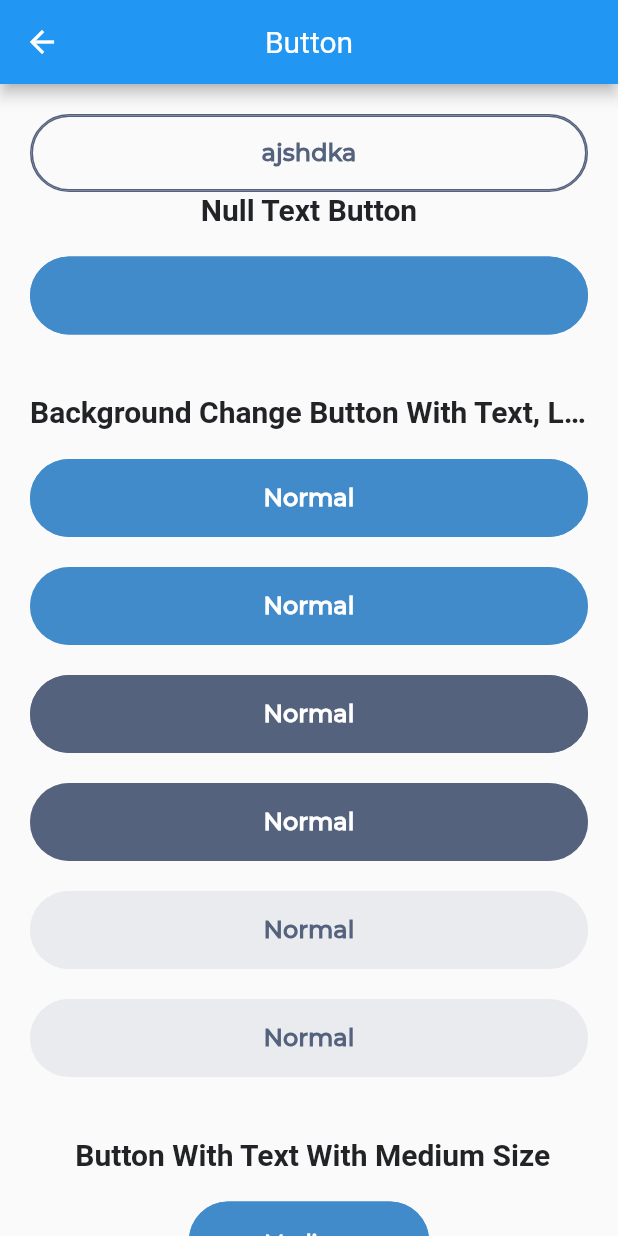
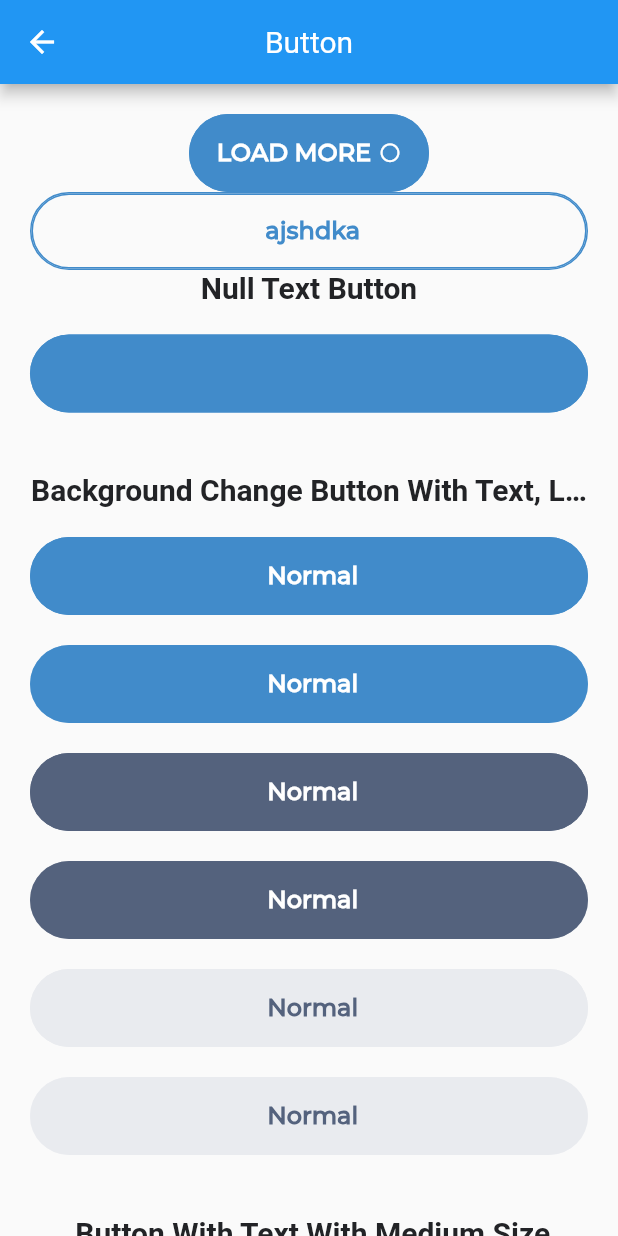
Before and after one commit to aajay-logiciel/ajayjp, a Flutter app: the ButtonClass screen opened directly, on a phone screen of 412 x 824 dp. Run offline on Flutter 3.47's test engine with Material 2 defaults, Android fonts, the phone set to English and light mode, and no system bars; our stand-ins replace get.

```diff
--- a/lib/button_class.dart
+++ b/lib/button_class.dart
@@ -1,6 +1,7 @@
 import 'package:flutter/material.dart';
 import 'package:jp_ui_kit/Button/color_type.dart';
 import 'package:jp_ui_kit/Button/size.dart';
+import 'package:jp_ui_kit/CommonFiles/icon_position.dart';
 import 'package:jp_ui_kit/Text/fontweight.dart';
 import 'package:jp_ui_kit/jp_ui_kit.dart';
 
@@ -24,9 +25,14 @@ class ButtonClass extends StatelessWidget {
             child: Column(
               children: [
                 const JPButton(
+                  iconData: Icons.circle_outlined,
+                  iconPosition: JPIconPosition.end,
+                  size: JPButtonSize.large,
+                  text: 'LOAD MORE',
+                ),
+                const JPButton(
                   text: 'ajshdka',
                   type: JPButtonType.outline,
-                  borderColor: JPButtonColorType.tertiary,
                 ),
                 text('Null Text Button'),
                 space(),
@@ -37,34 +43,34 @@ class ButtonClass extends StatelessWidget {
                 space(),
                 const JPButton(
                   text: ("Normal"),
-                  backgroundColor: JPButtonColorType.primary,
+                  colorType: JPButtonColorType.primary,
                 ),
                 space(),
                 const JPButton(
                   text: ("Normal"),
-                  backgroundColor: JPButtonColorType.primary,
+                  colorType: JPButtonColorType.primary,
                   disabled: true,
                 ),
                 space(),
                 const JPButton(
                   text: ("Normal"),
-                  backgroundColor: JPButtonColorType.tertiary,
+                  colorType: JPButtonColorType.tertiary,
                 ),
                 space(),
                 const JPButton(
                   text: ("Normal"),
-                  backgroundColor: JPButtonColorType.tertiary,
+                  colorType: JPButtonColorType.tertiary,
                   disabled: true,
                 ),
                 space(),
                 const JPButton(
                   text: ("Normal"),
-                  backgroundColor: JPButtonColorType.lightGray,
+                  colorType: JPButtonColorType.lightGray,
                 ),
                 space(),
                 const JPButton(
                   text: ("Normal"),
-                  backgroundColor: JPButtonColorType.lightGray,
+                  colorType: JPButtonColorType.lightGray,
                   disabled: true,
                 ),
                 space(),
@@ -79,13 +85,13 @@ class ButtonClass extends StatelessWidget {
                 const JPButton(
                   text: "Medium",
                   size: JPButtonSize.medium,
-                  backgroundColor: JPButtonColorType.tertiary,
+                  colorType: JPButtonColorType.tertiary,
                 ),
                 space(),
                 const JPButton(
                   text: "Medium",
                   size: JPButtonSize.medium,
-                  backgroundColor: JPButtonColorType.lightGray,
+                  colorType: JPButtonColorType.lightGray,
                 ),
                 space(),
                 space(),
@@ -101,13 +107,13 @@ class ButtonClass extends StatelessWidget {
                     const JPButton(
                       text: "Small",
                       size: JPButtonSize.small,
-                      backgroundColor: JPButtonColorType.tertiary,
+                      colorType: JPButtonColorType.tertiary,
                     ),
                     space(),
                     const JPButton(
                       text: "Small",
                       size: JPButtonSize.small,
-                      backgroundColor: JPButtonColorType.lightGray,
+                      colorType: JPButtonColorType.lightGray,
                     ),
                   ],
                 ),
@@ -124,14 +130,14 @@ class ButtonClass extends StatelessWidget {
                   iconData: Icons.add,
                   text: "Medium",
                   size: JPButtonSize.medium,
-                  backgroundColor: JPButtonColorType.tertiary,
+                  colorType: JPButtonColorType.tertiary,
                 ),
                 space(),
                 const JPButton(
                   iconData: Icons.add,
                   text: "Medium With Icon",
                   size: JPButtonSize.mediumWithIcon,
-                  backgroundColor: JPButtonColorType.tertiary,
+                  colorType: JPButtonColorType.tertiary,
                 ),
                 space(),
                 space(),
@@ -142,14 +148,14 @@ class ButtonClass extends StatelessWidget {
                     const JPButton(
                       text: "Small",
                       size: JPButtonSize.small,
-                      borderColor: JPButtonColorType.tertiary,
+                      colorType: JPButtonColorType.tertiary,
                     ),
                     space(),
                     const JPButton(
                       text: "Small",
                       textColor: JPColor.warning,
                       size: JPButtonSize.small,
-                      borderColor: JPButtonColorType.primary,
+                      colorType: JPButtonColorType.primary,
                     ),
                   ],
                 ),
@@ -163,7 +169,7 @@ class ButtonClass extends StatelessWidget {
                 ),
                 space(),
                 const JPButton(
-                  iconData: Icons.eleven_mp,
+                  iconData: Icons.plus_one,
                   size: JPButtonSize.smallIcon,
                 )
               ],
--- a/packages/jp_ui_kit/lib/Button/index.dart
+++ b/packages/jp_ui_kit/lib/Button/index.dart
@@ -11,25 +11,24 @@ import 'radius.dart';
 class JPButton extends StatefulWidget {
   const JPButton({
     this.disabled = false,
-    this.backgroundColor = JPButtonColorType.primary,
+    this.colorType = JPButtonColorType.primary,
     this.onPressed,
     this.iconColor,
     this.iconData,
     this.iconPosition = JPIconPosition.start,
     this.text,
-    this.size = JPButtonSize.large,
+    this.size = JPButtonSize.flat,
     this.textColor,
     this.fontFamily = JPFontFamily.montserrat,
     this.fontWeight = JPFontWeight.bold,
     this.textSize = JPTextSize.heading3,
     this.iconSize = 15,
-    this.borderColor,
     this.type = JPButtonType.solid,
     Key? key,
   }) : super(key: key);
 
   final bool disabled;
-  final JPButtonColorType backgroundColor;
+  final JPButtonColorType colorType;
   final VoidCallback? onPressed;
   final IconData? iconData;
   final Color? iconColor;
@@ -40,7 +39,6 @@ class JPButton extends StatefulWidget {
   final JPFontFamily fontFamily;
   final JPFontWeight fontWeight;
   final JPTextSize? textSize;
-  final JPButtonColorType? borderColor;
   final double? iconSize;
   final JPButtonType? type;
 
@@ -52,7 +50,7 @@ class _JPButtonState extends State<JPButton> {
   IconData? iconData;
   Color? iconColor;
   JPButtonSize? size;
-  JPRadius? radius = JPRadius.circular;
+  JPButtonRadius? radius = JPButtonRadius.circular;
   ShapeBorder? borderShape;
   JPButtonShape? shape;
 
@@ -89,13 +87,19 @@ class _JPButtonState extends State<JPButton> {
     }
   }
 
-  getTextColor() {
-    if (widget.backgroundColor == JPButtonColorType.lightGray) {
-      return JPColor.tertiary;
-    } else if (type == JPButtonType.outline) {
-      return JPColor.tertiary;
-    } else {
-      return JPColor.white;
+  Color getTextColor() {
+    switch (widget.colorType) {
+      case JPButtonColorType.primary:
+        return widget.type == JPButtonType.outline ? JPColor.primary : JPColor.white;
+
+      case JPButtonColorType.tertiary:
+        return widget.type == JPButtonType.outline ? JPColor.tertiary : JPColor.white;
+
+      case JPButtonColorType.lightGray:
+        return widget.type == JPButtonType.outline ? JPColor.lightGray : JPColor.tertiary;
+
+      default:
+        return JPColor.white;
     }
   }
 
@@ -103,29 +107,33 @@ class _JPButtonState extends State<JPButton> {
     if (type == JPButtonType.outline) {
       return JPColor.transparent;
     }
-    switch (widget.backgroundColor) {
+
+    switch (widget.colorType) {
       case JPButtonColorType.primary:
         return JPColor.primary;
+
       case JPButtonColorType.tertiary:
         return JPColor.tertiary;
+
       case JPButtonColorType.lightGray:
         return JPColor.lightGray;
+
       default:
         return JPColor.primary;
     }
   }
 
-  getBorderColor() {
-    if (widget.borderColor == null) {
-      return JPColor.primary;
-    }
-    switch (widget.borderColor) {
+  Color getBorderColor() {
+    switch (widget.colorType) {
       case JPButtonColorType.primary:
         return JPColor.primary;
+
       case JPButtonColorType.tertiary:
         return JPColor.tertiary;
+
       case JPButtonColorType.lightGray:
         return JPColor.lightGray;
+
       default:
         return JPColor.primary;
     }
@@ -166,16 +174,22 @@ class _JPButtonState extends State<JPButton> {
 
     double getButtonWidth() {
       switch (size) {
+        case JPButtonSize.flat:
+          return MediaQuery.of(context).size.width;
+
         case JPButtonSize.large:
-          return MediaQuery.of(context).size.width;
         case JPButtonSize.medium:
           return 160.0;
+
         case JPButtonSize.small:
           return 60.0;
+
         case JPButtonSize.mediumWithIcon:
           return 120.0;
+
         case JPButtonSize.smallIcon:
-          return 30;
+          return 26;
+
         default:
           return MediaQuery.of(context).size.width;
       }
@@ -183,16 +197,22 @@ class _JPButtonState extends State<JPButton> {
 
     double getButtonHeight() {
       switch (size) {
+        case JPButtonSize.flat:
         case JPButtonSize.large:
           return 52.0;
+
         case JPButtonSize.medium:
-          return 52.0;
+          return 46.0;
+
         case JPButtonSize.small:
-          return 30;
+          return 26.0;
+
         case JPButtonSize.mediumWithIcon:
           return 32.0;
+
         case JPButtonSize.smallIcon:
-          return 30;
+          return 26;
+
         default:
           return 52.0;
       }
@@ -226,7 +246,7 @@ class _JPButtonState extends State<JPButton> {
       child: Material(
         shape: shapeBorderType,
         type: MaterialType.button,
-        color: (widget.disabled == false)
+        color: !widget.disabled
             ? getButtonColor()
             : getButtonColor().withOpacity(0.5),
         child: InkWell(
@@ -238,14 +258,7 @@ class _JPButtonState extends State<JPButton> {
               height: getButtonHeight(),
               width: getButtonWidth(),
               padding: const EdgeInsets.symmetric(horizontal: 8),
-              child: Align(
-                alignment: Alignment.center,
-                child: Center(
-                  widthFactor: 1,
-                  heightFactor: 1,
-                  child: getCenterData(),
-                ),
-              ),
+              child: getCenterData()
             ),
           ),
         ),
@@ -261,6 +274,8 @@ class _JPButtonState extends State<JPButton> {
   }
 
   Widget getIcon() {
+    if(iconData == null) return const SizedBox.shrink();
+
     return Icon(
       iconData,
       size: widget.iconSize,
@@ -269,6 +284,8 @@ class _JPButtonState extends State<JPButton> {
   }
 
   Widget getText() {
+    if(text == null) return const SizedBox.shrink();
+
     return JPText(
       text: text!,
       fontFamily: widget.fontFamily,
@@ -279,57 +296,25 @@ class _JPButtonState extends State<JPButton> {
     );
   }
 
+
   Widget getCenterData() {
-    if (iconData != null &&
-        text != null &&
-        widget.iconPosition == JPIconPosition.start) {
-      if (size == JPButtonSize.mediumWithIcon) {
-        return Row(
-          mainAxisSize: MainAxisSize.min,
-          children: [
-            Expanded(child: getText()),
-            const SizedBox(width: 8),
-            getIcon(),
-          ],
-        );
-      } else {
-        return Row(
-          mainAxisSize: MainAxisSize.min,
-          children: [
-            getText(),
-            const SizedBox(width: 8),
-            getIcon(),
-          ],
-        );
-      }
-    } else if (iconData != null &&
-        text != null &&
-        widget.iconPosition == JPIconPosition.end) {
-      if (size == JPButtonSize.mediumWithIcon) {
-        return Row(
-          mainAxisSize: MainAxisSize.min,
-          children: [
-            Expanded(child: getText()),
-            const SizedBox(width: 8),
-            getIcon(),
-          ],
-        );
-      } else {
-        return Row(
-          mainAxisSize: MainAxisSize.min,
-          children: [
-            getText(),
-            const SizedBox(width: 8),
-            getIcon(),
-          ],
-        );
-      }
-    } else if (iconData != null && text == null) {
-      return getIcon();
-    } else if (text == null) {
-      return const SizedBox();
-    } else {
-      return getText();
+    List<Widget> rowChildren = <Widget>[
+      getIcon(),
+      const SizedBox(width: 5),
+      Flexible(child: getText())
+    ];
+
+    if(widget.iconPosition == JPIconPosition.end) {
+      rowChildren = <Widget>[
+        Flexible(child: getText()),
+        const SizedBox(width: 5),
+        getIcon()
+      ];
     }
+
+    return Row(
+      mainAxisAlignment: MainAxisAlignment.center,
+      children: rowChildren,
+    );
   }
 }
--- a/packages/jp_ui_kit/lib/Button/radius.dart
+++ b/packages/jp_ui_kit/lib/Button/radius.dart
@@ -1,4 +1,4 @@
-enum JPRadius {
+enum JPButtonRadius {
   circular,
   roundSquare,
 }
--- a/packages/jp_ui_kit/lib/Button/size.dart
+++ b/packages/jp_ui_kit/lib/Button/size.dart
@@ -1 +1,8 @@
-enum JPButtonSize { large, medium, mediumWithIcon, small, smallIcon }
+enum JPButtonSize {
+  flat,
+  large,
+  medium,
+  mediumWithIcon,
+  small,
+  smallIcon
+}
--- a/packages/jp_ui_kit/lib/Text/index.dart
+++ b/packages/jp_ui_kit/lib/Text/index.dart
@@ -13,6 +13,7 @@ class JPText extends StatelessWidget {
       this.fontWeight = JPFontWeight.regular,
       this.textColor = JPColor.black,
       this.overflow = TextOverflow.ellipsis,
+      this.textAlign = TextAlign.center,
       Key? key})
       : super(key: key);
 
@@ -22,6 +23,7 @@ class JPText extends StatelessWidget {
   final JPFontWeight? fontWeight;
   final Color? textColor;
   final TextOverflow overflow;
+  final TextAlign textAlign;
 
   @override
   Widget build(BuildContext context) {
@@ -70,6 +72,7 @@ class JPText extends StatelessWidget {
 
     return Text(
       text,
+      textAlign: textAlign,
       style: TextStyle(
         color: textColor,
         fontSize: getTextSize(),
```
